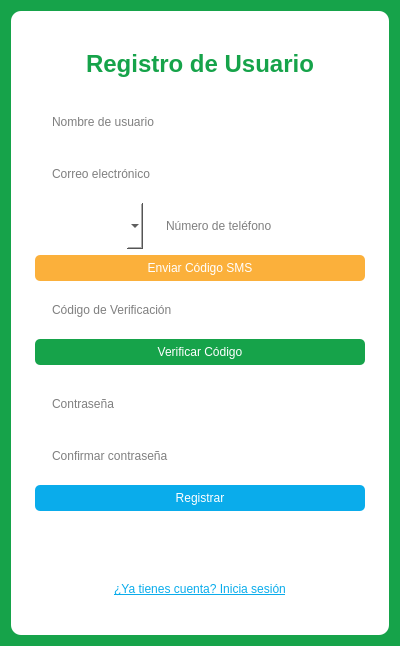
decinx1/Sistema-hidrop-nico-Monitoreado, file ui/ui_register.ui: the form before one commit.
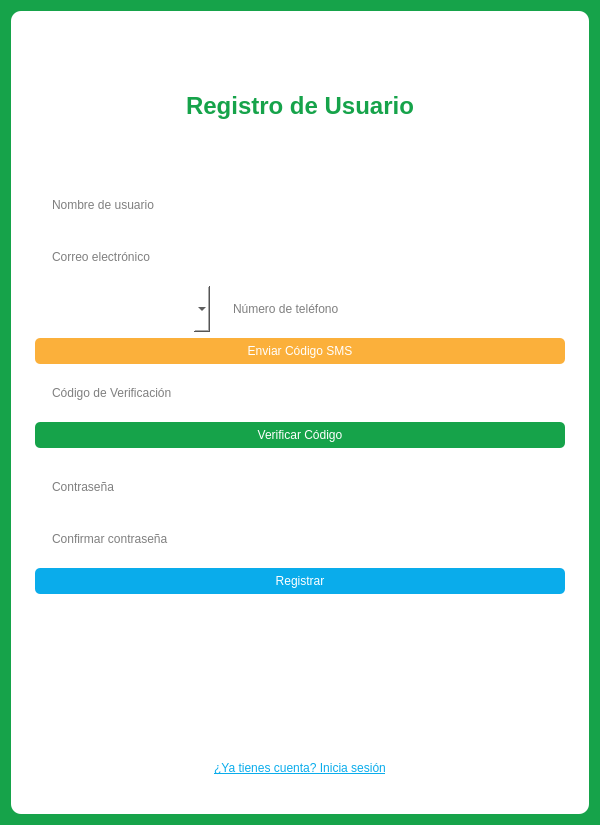
The form after the commit.

```diff
--- a/ui/ui_register.ui
+++ b/ui/ui_register.ui
@@ -6,8 +6,8 @@
    <rect>
     <x>0</x>
     <y>0</y>
-    <width>400</width>
-    <height>550</height> </rect>
+    <width>600</width>
+    <height>825</height> </rect>
   </property>
   <property name="windowTitle">
    <string>Form</string>
```
